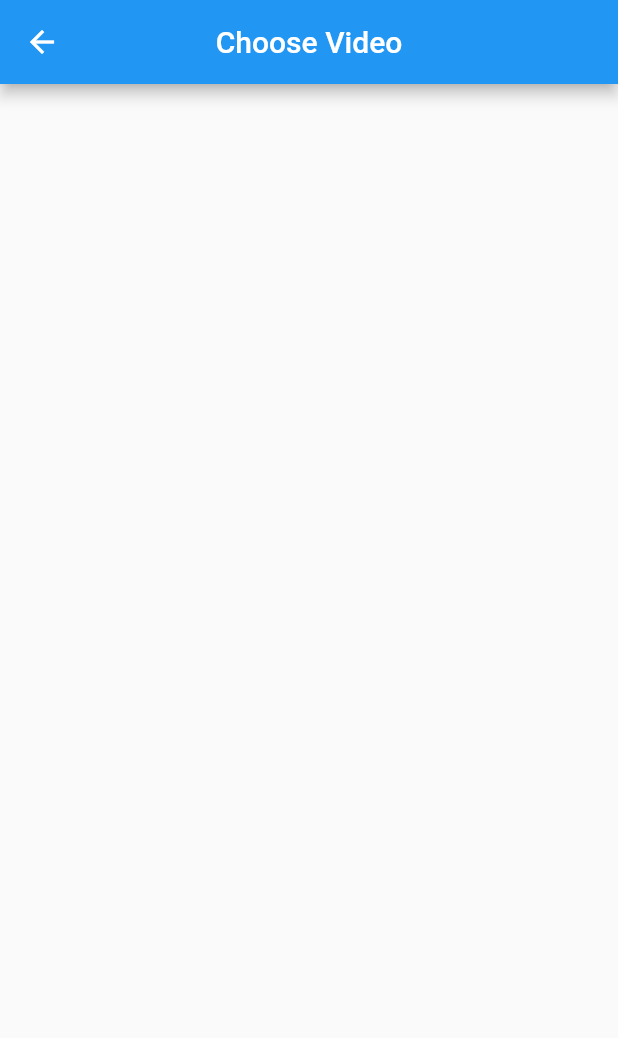
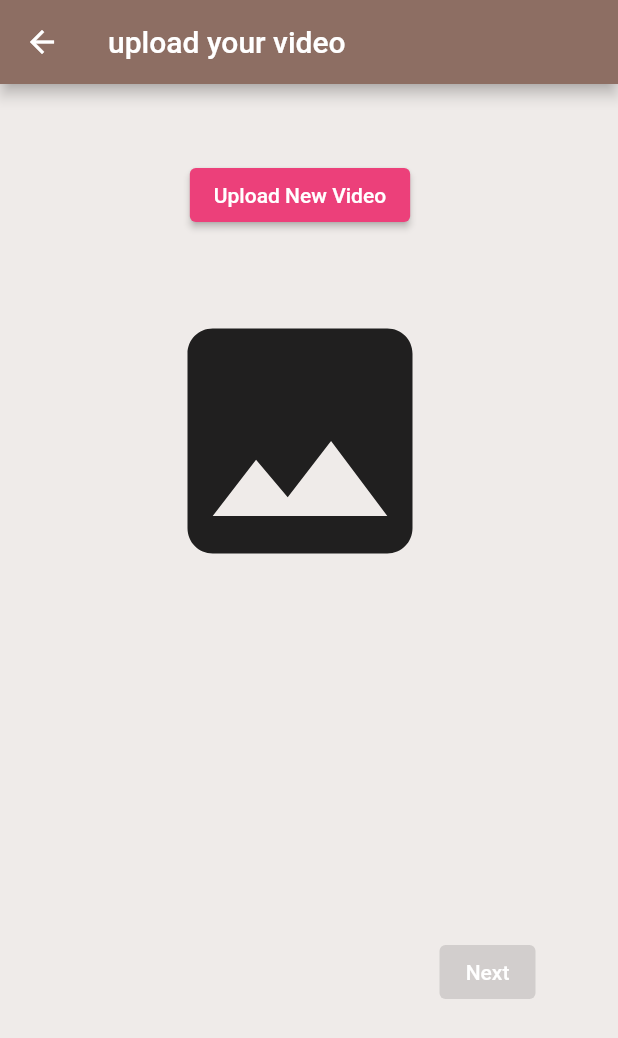
Before and after one commit to oritfine/lets_dance, a Flutter app: the BrowseVideo screen opened directly, on a phone screen of 412 x 824 dp. Shown: the top 1038 px of the screen. Run offline on Flutter 3.47's test engine with Material 2 defaults, Android fonts, the phone set to English and light mode, and no system bars; our stand-ins replace cloud_firestore, firebase_auth, firebase_core, flutter_spinkit, image_picker, video_player; accounts and stored records are empty.

Commit message:
choose video screen

```diff
--- a/lib/screens/home/home.dart
+++ b/lib/screens/home/home.dart
@@ -13,7 +13,6 @@ class Home extends StatelessWidget {
   @override
   Widget build(BuildContext context) {
     void _showSettingsPanel() {
-      //showM
       showModalBottomSheet(
           context: context,
           builder: (context) {
--- a/lib/screens/home/userlist.dart
+++ b/lib/screens/home/userlist.dart
@@ -36,11 +36,15 @@ class _userListState extends State<userList> {
     //   print(doc.data());
     // }
     //}
+    try {
       return ListView.builder(
         itemCount: users.length,
         itemBuilder: (context, index) {
           return UserTile(user: users[index]);
         },
       );
+    } catch (e) {
+      return Container();
     }
   }
+}
--- a/lib/screens/upload_video/browse_video.dart
+++ b/lib/screens/upload_video/browse_video.dart
@@ -1,29 +1,147 @@
+import 'dart:io';
 import 'package:flutter/material.dart';
+import 'package:video_player/video_player.dart';
+import 'package:image_picker/image_picker.dart';
 
-// class chooseVideo extends StatefulWidget {
-//   //const chooseVideo({Key? key}) : super(key: key);
-//
-//   @override
-//   _chooseVideoState createState() => _chooseVideoState();
-// }
-//
-// class _chooseVideoState extends State<chooseVideo> {
-//   @override
-//   Widget build(BuildContext context) {
-//     return Container();
-//   }
-// }
+import 'choose_background.dart';
 
-class BrowseVideo extends StatelessWidget {
-  const BrowseVideo({Key? key}) : super(key: key);
+class BrowseVideo extends StatefulWidget {
+  //const Video({Key? key}) : super(key: key);
+
+  @override
+  _BrowseVideoState createState() => _BrowseVideoState();
+}
+
+class _BrowseVideoState extends State<BrowseVideo> {
+  late VideoPlayerController _videoPlayerController;
+  File? _video;
+  final picker = ImagePicker();
+  bool isNextActive = false;
+
+  _pickVideo() async {
+    final video = await picker.pickVideo(source: ImageSource.gallery);
+    if (video == null) {
+      print('video is null');
+      return;
+    }
+    _video = File(video.path);
+    _videoPlayerController = VideoPlayerController.file(_video!)
+      ..initialize().then((_) {
+        setState(() {
+          isNextActive = true;
+        });
+        //_videoPlayerController.play();
+      });
+  }
 
   @override
   Widget build(BuildContext context) {
     return Scaffold(
-      appBar: AppBar(
-        title: const Text('Choose Video'),
-        centerTitle: true,
-      ),
-    );
+        backgroundColor: Colors.brown[50],
+        appBar: AppBar(
+          backgroundColor: Colors.brown[400],
+          title: Text('upload your video'),
+        ),
+        body: Column(
+          children: [
+            _video == null
+                ? Padding(
+                    padding:
+                        const EdgeInsets.only(left: 100, top: 30, right: 100),
+                    child: Column(
+                      children: [
+                        SizedBox(height: 20.0),
+                        ElevatedButton(
+                          style: ElevatedButton.styleFrom(
+                              primary: Colors.pink[400]),
+                          child: Text('Upload New Video',
+                              style: TextStyle(color: Colors.white)),
+                          onPressed: () {
+                            _pickVideo();
+                          },
+                        ),
+                        SizedBox(height: 40),
+                        Icon(Icons.photo, size: 200),
+                      ],
+                    ),
+                  )
+                : Padding(
+                    padding:
+                        const EdgeInsets.only(left: 20, top: 30, right: 20),
+                    child: Column(
+                      children: [
+                        SizedBox(height: 20.0),
+                        ElevatedButton(
+                          style: ElevatedButton.styleFrom(
+                              primary: Colors.pink[400]),
+                          child: Text('Upload New Video',
+                              style: TextStyle(color: Colors.white)),
+                          onPressed: () {
+                            _pickVideo();
+                          },
+                        ),
+                        SizedBox(height: 40),
+                        _videoPlayerController.value.isInitialized
+                            ? AspectRatio(
+                                aspectRatio:
+                                    _videoPlayerController.value.aspectRatio,
+                                child: Stack(
+                                  children: [
+                                    VideoPlayer(_videoPlayerController),
+                                    Align(
+                                      alignment: Alignment.center,
+                                      child: FloatingActionButton(
+                                        backgroundColor:
+                                            Colors.white.withOpacity(0.0),
+                                        onPressed: () {
+                                          // Wrap the play or pause in a call to `setState`. This ensures the
+                                          // correct icon is shown.
+                                          setState(() {
+                                            // If the video is playing, pause it.
+                                            if (_videoPlayerController
+                                                .value.isPlaying) {
+                                              _videoPlayerController.pause();
+                                            } else {
+                                              // If the video is paused, play it.
+                                              _videoPlayerController.play();
+                                            }
+                                          });
+                                        },
+                                        // Display the correct icon depending on the state of the player.
+                                        child: Icon(
+                                          color: Colors.grey[400]
+                                              ?.withOpacity(0.7),
+                                          size: 65,
+                                          _videoPlayerController.value.isPlaying
+                                              ? Icons.pause
+                                              : Icons.play_circle,
+                                        ),
+                                      ),
+                                    ),
+                                  ],
+                                ),
+                              )
+                            : Container(),
+                      ],
+                    ),
+                  ),
+            SizedBox(height: 230),
+            Padding(
+              padding: EdgeInsets.only(left: 250),
+              child: ElevatedButton(
+                  style: ElevatedButton.styleFrom(primary: Colors.pink[400]),
+                  child: Text('Next', style: TextStyle(color: Colors.white)),
+                  onPressed: isNextActive
+                      ? () {
+                          print('orit' + isNextActive.toString());
+                          Navigator.push(
+                              context,
+                              MaterialPageRoute(
+                                  builder: (context) => ChooseBackground()));
+                        }
+                      : null),
+            ),
+          ],
+        ));
   }
 }
```
Also changed, not shown: lib/screens/upload_video/browse_video_prev.dart (added, +135 -0 lines), lib/screens/upload_video/choose_background.dart (added, +15 -0 lines), lib/screens/upload_video/video_widget.dart (added, +147 -0 lines), lib/shared/menu/navigation_menu.dart (+6 -2 lines), pubspec.yaml (+10 -3 lines), pubspec.lock. Lines whose indentation alone changed are shown as unchanged.
